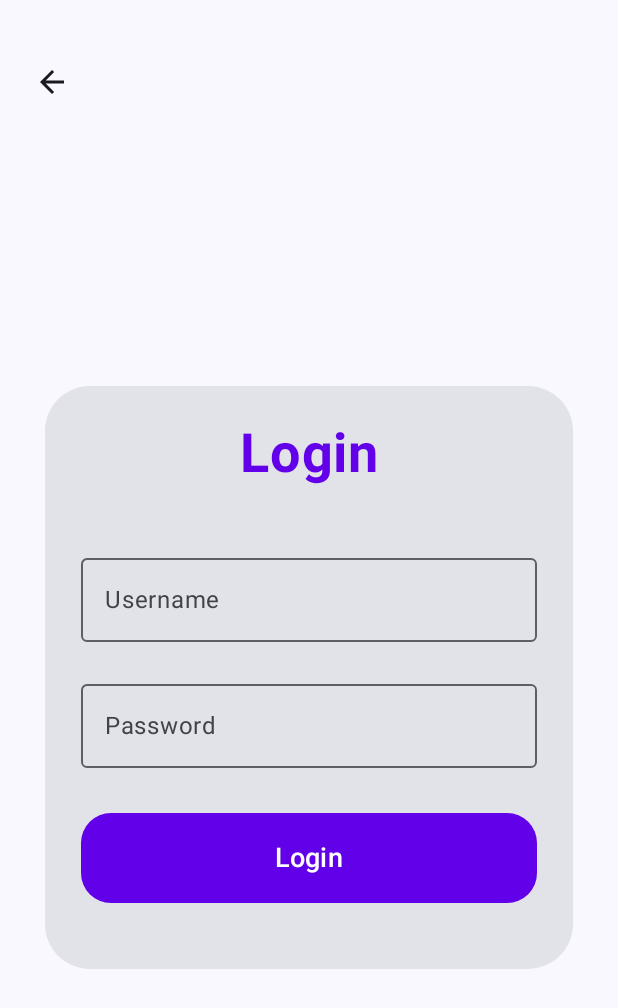
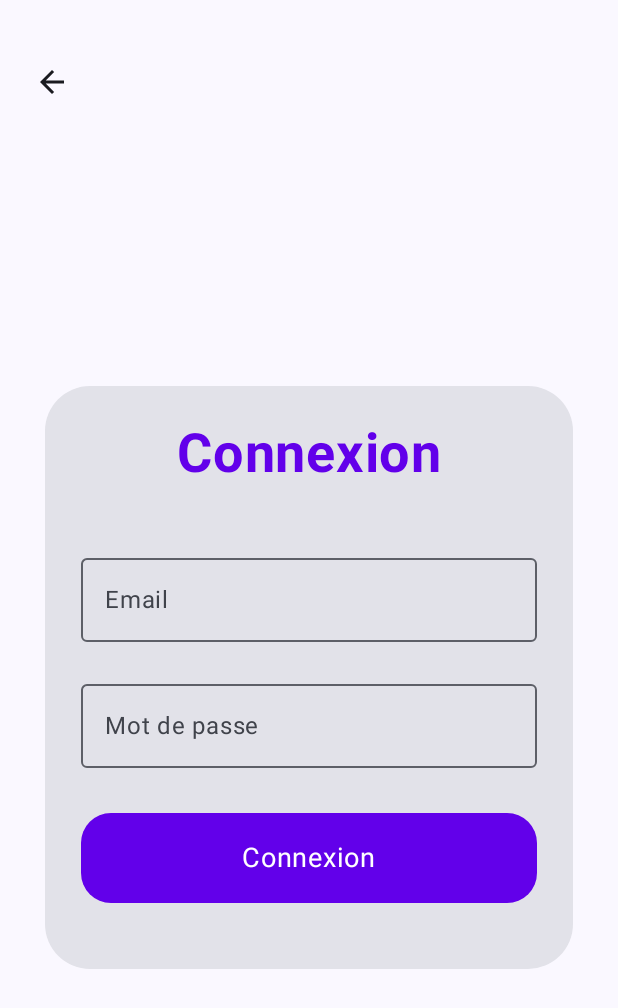
Before and after one commit to dotto5u/S501, an Android app built with Jetpack Compose: the Login screen opened through its navigation route, on a phone screen of 412 x 824 dp. Shown: the top 1008 px of the screen. Run offline under Robolectric (Android 15) with nearby library versions, the phone set to English and light mode, and no system bars; libraries missing offline, so code that uses them is left out: androidx.camera.core, androidx.camera.view, org.tensorflow.lite; pictures from the network do not load; 9 statements that could not run were skipped.

Commit message:
Update Login
Modification de plusieurs éléments visuels sur la page de connexion et ajout d'un bouton de déconnexion

```diff
--- a/app/src/main/java/com/example/s501/MainActivity.kt
+++ b/app/src/main/java/com/example/s501/MainActivity.kt
@@ -56,8 +56,6 @@ import androidx.camera.core.ImageCapture
 import androidx.camera.core.ImageCaptureException
 import androidx.compose.animation.EnterTransition
 import androidx.compose.animation.ExitTransition
-import androidx.compose.foundation.clickable
-import androidx.compose.material.icons.sharp.Person
 import androidx.navigation.NavType
 import androidx.navigation.compose.NavHost
 import androidx.navigation.compose.composable
@@ -69,6 +67,7 @@ import com.example.s501.data.json.JsonFileService
 import com.example.s501.data.model.Category
 import com.example.s501.data.model.DetectedObject
 import com.example.s501.data.model.Image
+import com.example.s501.ui.composable.UserStatusIcon
 import com.example.s501.ui.composable.image.ImageDetail
 import com.example.s501.ui.composable.auth.Login
 import com.example.s501.ui.viewmodel.user.UserViewModel
@@ -121,11 +120,10 @@ class MainActivity : ComponentActivity() {
                             navArgument("isLocal") { type = NavType.BoolType }
                         )
                     ) { backStackEntry ->
+                        val isLocal = backStackEntry.arguments?.getBoolean("isLocal") ?: true
                         val encodedImageJson = backStackEntry.arguments?.getString("image")
                         val imageJson = URLDecoder.decode(encodedImageJson, StandardCharsets.UTF_8.toString())
                         val image = Gson().fromJson(imageJson, Image::class.java)
-
-                        val isLocal = backStackEntry.arguments?.getBoolean("isLocal") ?: true
 
                         image?.let {
                             ImageDetail(navController, userViewModel, image = it, isLocal = isLocal)
@@ -179,23 +177,12 @@ class MainActivity : ComponentActivity() {
                                 Box(
                                     modifier = Modifier
                                         .fillMaxWidth()
-                                        .padding(16.dp)
+                                        .padding(vertical = 10.dp, horizontal = 15.dp),
+                                    contentAlignment = Alignment.CenterEnd
                                 ) {
-                                    Icon(
-                                        imageVector = Icons.Sharp.Person,
-                                        contentDescription = "User Icon",
-                                        tint = Color.Magenta,
-                                        modifier = Modifier
-                                            .align(Alignment.TopEnd)
-                                            .size(40.dp)
-                                            .clickable {
-                                                navController.navigate("login")
-                                            }
-                                    )
+                                    UserStatusIcon(navController, userViewModel)
                                 }
                             }
-
-
                         ) { innerPadding ->
                             Box(
                                 modifier = Modifier
--- /dev/null
+++ b/app/src/main/java/com/example/s501/ui/composable/UserIcon.kt
@@ -0,0 +1,54 @@
+package com.example.s501.ui.composable
+
+import android.widget.Toast
+import androidx.compose.foundation.layout.padding
+import androidx.compose.foundation.layout.size
+import androidx.compose.material.icons.Icons
+import androidx.compose.material.icons.automirrored.filled.ExitToApp
+import androidx.compose.material.icons.sharp.Person
+import androidx.compose.material3.Icon
+import androidx.compose.material3.IconButton
+import androidx.compose.runtime.Composable
+import androidx.compose.runtime.collectAsState
+import androidx.compose.ui.Modifier
+import androidx.compose.ui.graphics.Color
+import androidx.compose.ui.platform.LocalContext
+import androidx.compose.ui.unit.dp
+import androidx.navigation.NavController
+import com.example.s501.ui.theme.Purple40
+import com.example.s501.ui.viewmodel.user.UserViewModel
+
+@Composable
+fun UserStatusIcon(
+    navController: NavController,
+    userViewModel: UserViewModel
+) {
+    val context = LocalContext.current
+    val user = userViewModel.user.collectAsState()
+    val isConnected = user.value != null
+
+    val iconImage = if (isConnected) Icons.AutoMirrored.Filled.ExitToApp else Icons.Sharp.Person
+    val iconColor = if (isConnected) Color.Red else Purple40
+    val iconSize = if (isConnected) 30.dp else 40.dp
+
+    IconButton(
+        onClick = {
+            if (isConnected) {
+                userViewModel.disconnect()
+                Toast.makeText(context, "Déconnexion effectuée avec succès !", Toast.LENGTH_SHORT).show()
+            } else {
+                navController.navigate("login")
+            }
+        },
+        modifier = Modifier
+            .padding(start = 5.dp, top = 15.dp)
+            .size(40.dp)
+    ) {
+        Icon(
+            modifier = Modifier.size(iconSize),
+            imageVector = iconImage,
+            contentDescription = null,
+            tint = iconColor
+        )
+    }
+}
--- a/app/src/main/java/com/example/s501/ui/composable/auth/LoginPage.kt
+++ b/app/src/main/java/com/example/s501/ui/composable/auth/LoginPage.kt
@@ -11,6 +11,7 @@ import androidx.compose.ui.Alignment
 import androidx.compose.ui.Modifier
 import androidx.compose.ui.graphics.Color
 import androidx.compose.ui.platform.LocalContext
+import androidx.compose.ui.text.input.PasswordVisualTransformation
 import androidx.compose.ui.text.font.FontWeight
 import androidx.compose.ui.unit.dp
 import androidx.compose.ui.unit.sp
@@ -19,6 +20,7 @@ import androidx.navigation.NavHostController
 import com.example.s501.data.model.User
 import com.example.s501.data.remote.ApiClient
 import com.example.s501.data.repository.UserRepository
+import com.example.s501.ui.theme.Purple
 import com.example.s501.ui.viewmodel.auth.AuthUiState
 import com.example.s501.ui.viewmodel.auth.AuthViewModel
 import com.example.s501.ui.viewmodel.auth.AuthViewModelFactory
@@ -34,25 +36,28 @@ fun Login(navController: NavHostController, userViewModel: UserViewModel) {
         )
     )
 
-    var username by remember { mutableStateOf("") }
+    var email by remember { mutableStateOf("") }
     var password by remember { mutableStateOf("") }
 
     val uiState by authViewModel.uiState.collectAsState()
+    val isLoading = uiState is AuthUiState.Loading
 
+    LaunchedEffect(uiState) {
         when (uiState) {
-        is AuthUiState.Loading -> CircularProgressIndicator()
             is AuthUiState.Success -> {
                 val user = (uiState as AuthUiState.Success).user
 
+                Toast.makeText(context, "Connexion effectuée avec succès !", Toast.LENGTH_SHORT).show()
                 userViewModel.connect(user)
                 navController.navigate("camera_screen")
             }
             is AuthUiState.Error -> {
-            val message = "Nom d'utilisateur ou mot de passe incorrect"
+                val message = "Email ou mot de passe incorrect"
 
                 Toast.makeText(context, message, Toast.LENGTH_SHORT).show()
             }
-        else -> {}
+            else -> Unit
+        }
     }
 
     Scaffold(
@@ -67,14 +72,12 @@ fun Login(navController: NavHostController, userViewModel: UserViewModel) {
             ) {
                 IconButton(
                     onClick = { navController.popBackStack() },
-                    modifier = Modifier
-                        .padding(start = 5.dp, top = 15.dp)
+                    modifier = Modifier.padding(start = 5.dp, top = 15.dp)
                 ) {
                     Icon(
                         imageVector = Icons.AutoMirrored.Filled.ArrowBack,
                         contentDescription = null
                     )
-
                 }
             }
         }
@@ -96,39 +99,59 @@ fun Login(navController: NavHostController, userViewModel: UserViewModel) {
                     horizontalAlignment = Alignment.CenterHorizontally
                 ) {
                     Text(
-                        text = "Login",
+                        text = "Connexion",
                         fontSize = 36.sp,
                         fontWeight = FontWeight.Bold,
-                        color = Color(0xFF6200EA)
+                        color = Purple
                     )
                     Spacer(modifier = Modifier.height(40.dp))
                     OutlinedTextField(
-                        value = username,
-                        onValueChange = { username = it },
-                        label = { Text("Username") },
-                        modifier = Modifier.fillMaxWidth()
+                        modifier = Modifier.fillMaxWidth(),
+                        value = email,
+                        onValueChange = { email = it },
+                        label = { Text("Email") }
                     )
                     Spacer(modifier = Modifier.height(20.dp))
                     OutlinedTextField(
+                        modifier = Modifier.fillMaxWidth(),
                         value = password,
                         onValueChange = { password = it },
-                        label = { Text("Password") },
-                        modifier = Modifier.fillMaxWidth()
+                        label = { Text("Mot de passe") },
+                        visualTransformation = PasswordVisualTransformation()
                     )
                     Spacer(modifier = Modifier.height(30.dp))
                     Button(
                         onClick = {
-                            if (username.isNotEmpty() && password.isNotEmpty()) {
-                                authViewModel.login(User(email = username, password = password))
+                            if (email.isNotEmpty() && password.isNotEmpty()) {
+                                authViewModel.login(
+                                    User(
+                                        email = email.trim(),
+                                        password = password.trim()
+                                    )
+                                )
                             }
                         },
-                        colors = ButtonDefaults.buttonColors(containerColor = Color(0xFF6200EA)),
                         modifier = Modifier
                             .fillMaxWidth()
                             .height(60.dp),
-                        shape = RoundedCornerShape(20.dp)
+                        colors = ButtonDefaults.buttonColors(containerColor = Purple),
+                        shape = RoundedCornerShape(20.dp),
+                        enabled = !isLoading
                     ) {
-                        Text(text = "Login", fontSize = 18.sp, color = Color.White)
+                        if (isLoading) {
+                            CircularProgressIndicator(
+                                modifier = Modifier.size(20.dp),
+                                color = Color.White,
+                                strokeWidth = 2.dp
+                            )
+                        } else {
+                            Text(
+                                text = "Connexion",
+                                fontSize = 18.sp,
+                                color = Color.White,
+                                style = MaterialTheme.typography.bodyLarge
+                            )
+                        }
                     }
                     Spacer(modifier = Modifier.height(20.dp))
                 }
--- a/app/src/main/java/com/example/s501/ui/composable/image/ImageDetail.kt
+++ b/app/src/main/java/com/example/s501/ui/composable/image/ImageDetail.kt
@@ -73,7 +73,7 @@ fun ImageDetail(
     val buttonUiState = imageViewModel.buttonUiState.collectAsState().value
     val isSynced = imageViewModel.isImageSynced.collectAsState().value
     val isLoading = buttonUiState is ButtonUiState.Loading
-    val enable = categories.isNotEmpty()
+    val enable = categories.isNotEmpty() && !isLoading
 
     val syncButtonText = stringResource(R.string.history_image_detail_sync)
     val syncSuccessMessage = stringResource(R.string.history_image_detail_sync_success)
--- a/app/src/main/java/com/example/s501/ui/theme/Color.kt
+++ b/app/src/main/java/com/example/s501/ui/theme/Color.kt
@@ -6,6 +6,8 @@ val Purple80 = Color(0xFFD0BCFF)
 val PurpleGrey80 = Color(0xFFCCC2DC)
 val Pink80 = Color(0xFFEFB8C8)
 
+val Purple = Color(0xFF6200EA)
+
 val Purple40 = Color(0xFF6650a4)
 val PurpleGrey40 = Color(0xFF625b71)
 val Pink40 = Color(0xFF7D5260)
```
Also changed, not shown: app/src/main/java/com/example/s501/ui/composable/history/Header.kt (+0 -15 lines), app/src/main/java/com/example/s501/ui/composable/history/History.kt (+29 -2 lines). Lines whose indentation alone changed are shown as unchanged.
